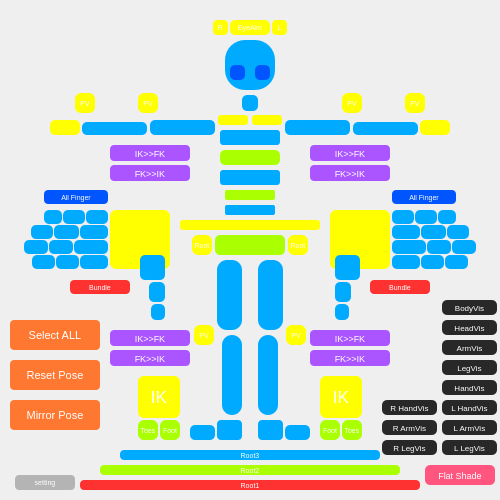
Before: the Qt Designer form designer_ui.ui in Gomanosuke/AutoRigForHumanoid, drawn with Qt 5.
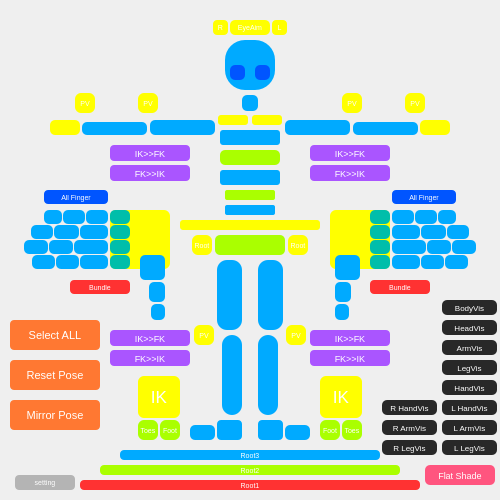
After: the same form once the commit is applied.

Commit message:
Add metacarpal controller buttons to the Picker
Adds select buttons for the Index/Middle/Ring/Little metacarpal controllers
on both hands (teal, on the palm beside each finger root) and wires them in
the button table. Selecting a controller that the rig does not have now
warns instead of raising a KeyError.

Diff of the .ui file:
```diff
--- a/designer_ui.ui
+++ b/designer_ui.ui
@@ -3918,6 +3918,326 @@
     <string>Flat Shade</string>
    </property>
   </widget>
+  <widget class="QPushButton" name="select_l_littlemetacarpal">
+   <property name="geometry">
+    <rect>
+     <x>370</x>
+     <y>210</y>
+     <width>20</width>
+     <height>14</height>
+    </rect>
+   </property>
+   <property name="sizePolicy">
+    <sizepolicy hsizetype="Minimum" vsizetype="Expanding">
+     <horstretch>0</horstretch>
+     <verstretch>0</verstretch>
+    </sizepolicy>
+   </property>
+   <property name="styleSheet">
+    <string notr="true">/* 通常時 */
+QPushButton {
+    background-color: rgb(0, 190, 170);
+    border-radius: 5px;
+    color: white; 
+}
+
+/* マウスが乗った時（+20） */
+QPushButton:hover {
+    background-color: rgb(20, 210, 190);
+}
+
+/* クリックした時（-40） */
+QPushButton:pressed {
+    background-color:  rgb(0, 150, 130);
+}</string>
+   </property>
+   <property name="toolTip">
+    <string>Little Metacarpal</string>
+   </property>
+   <property name="text">
+    <string/>
+   </property>
+  </widget>
+  <widget class="QPushButton" name="select_l_ringmetacarpal">
+   <property name="geometry">
+    <rect>
+     <x>370</x>
+     <y>225</y>
+     <width>20</width>
+     <height>14</height>
+    </rect>
+   </property>
+   <property name="sizePolicy">
+    <sizepolicy hsizetype="Minimum" vsizetype="Expanding">
+     <horstretch>0</horstretch>
+     <verstretch>0</verstretch>
+    </sizepolicy>
+   </property>
+   <property name="styleSheet">
+    <string notr="true">/* 通常時 */
+QPushButton {
+    background-color: rgb(0, 190, 170);
+    border-radius: 5px;
+    color: white; 
+}
+
+/* マウスが乗った時（+20） */
+QPushButton:hover {
+    background-color: rgb(20, 210, 190);
+}
+
+/* クリックした時（-40） */
+QPushButton:pressed {
+    background-color:  rgb(0, 150, 130);
+}</string>
+   </property>
+   <property name="toolTip">
+    <string>Ring Metacarpal</string>
+   </property>
+   <property name="text">
+    <string/>
+   </property>
+  </widget>
+  <widget class="QPushButton" name="select_l_middlemetacarpal">
+   <property name="geometry">
+    <rect>
+     <x>370</x>
+     <y>240</y>
+     <width>20</width>
+     <height>14</height>
+    </rect>
+   </property>
+   <property name="sizePolicy">
+    <sizepolicy hsizetype="Minimum" vsizetype="Expanding">
+     <horstretch>0</horstretch>
+     <verstretch>0</verstretch>
+    </sizepolicy>
+   </property>
+   <property name="styleSheet">
+    <string notr="true">/* 通常時 */
+QPushButton {
+    background-color: rgb(0, 190, 170);
+    border-radius: 5px;
+    color: white; 
+}
+
+/* マウスが乗った時（+20） */
+QPushButton:hover {
+    background-color: rgb(20, 210, 190);
+}
+
+/* クリックした時（-40） */
+QPushButton:pressed {
+    background-color:  rgb(0, 150, 130);
+}</string>
+   </property>
+   <property name="toolTip">
+    <string>Middle Metacarpal</string>
+   </property>
+   <property name="text">
+    <string/>
+   </property>
+  </widget>
+  <widget class="QPushButton" name="select_l_indexmetacarpal">
+   <property name="geometry">
+    <rect>
+     <x>370</x>
+     <y>255</y>
+     <width>20</width>
+     <height>14</height>
+    </rect>
+   </property>
+   <property name="sizePolicy">
+    <sizepolicy hsizetype="Minimum" vsizetype="Expanding">
+     <horstretch>0</horstretch>
+     <verstretch>0</verstretch>
+    </sizepolicy>
+   </property>
+   <property name="styleSheet">
+    <string notr="true">/* 通常時 */
+QPushButton {
+    background-color: rgb(0, 190, 170);
+    border-radius: 5px;
+    color: white; 
+}
+
+/* マウスが乗った時（+20） */
+QPushButton:hover {
+    background-color: rgb(20, 210, 190);
+}
+
+/* クリックした時（-40） */
+QPushButton:pressed {
+    background-color:  rgb(0, 150, 130);
+}</string>
+   </property>
+   <property name="toolTip">
+    <string>Index Metacarpal</string>
+   </property>
+   <property name="text">
+    <string/>
+   </property>
+  </widget>
+  <widget class="QPushButton" name="select_r_littlemetacarpal">
+   <property name="geometry">
+    <rect>
+     <x>110</x>
+     <y>210</y>
+     <width>20</width>
+     <height>14</height>
+    </rect>
+   </property>
+   <property name="sizePolicy">
+    <sizepolicy hsizetype="Minimum" vsizetype="Expanding">
+     <horstretch>0</horstretch>
+     <verstretch>0</verstretch>
+    </sizepolicy>
+   </property>
+   <property name="styleSheet">
+    <string notr="true">/* 通常時 */
+QPushButton {
+    background-color: rgb(0, 190, 170);
+    border-radius: 5px;
+    color: white; 
+}
+
+/* マウスが乗った時（+20） */
+QPushButton:hover {
+    background-color: rgb(20, 210, 190);
+}
+
+/* クリックした時（-40） */
+QPushButton:pressed {
+    background-color:  rgb(0, 150, 130);
+}</string>
+   </property>
+   <property name="toolTip">
+    <string>Little Metacarpal</string>
+   </property>
+   <property name="text">
+    <string/>
+   </property>
+  </widget>
+  <widget class="QPushButton" name="select_r_ringmetacarpal">
+   <property name="geometry">
+    <rect>
+     <x>110</x>
+     <y>225</y>
+     <width>20</width>
+     <height>14</height>
+    </rect>
+   </property>
+   <property name="sizePolicy">
+    <sizepolicy hsizetype="Minimum" vsizetype="Expanding">
+     <horstretch>0</horstretch>
+     <verstretch>0</verstretch>
+    </sizepolicy>
+   </property>
+   <property name="styleSheet">
+    <string notr="true">/* 通常時 */
+QPushButton {
+    background-color: rgb(0, 190, 170);
+    border-radius: 5px;
+    color: white; 
+}
+
+/* マウスが乗った時（+20） */
+QPushButton:hover {
+    background-color: rgb(20, 210, 190);
+}
+
+/* クリックした時（-40） */
+QPushButton:pressed {
+    background-color:  rgb(0, 150, 130);
+}</string>
+   </property>
+   <property name="toolTip">
+    <string>Ring Metacarpal</string>
+   </property>
+   <property name="text">
+    <string/>
+   </property>
+  </widget>
+  <widget class="QPushButton" name="select_r_middlemetacarpal">
+   <property name="geometry">
+    <rect>
+     <x>110</x>
+     <y>240</y>
+     <width>20</width>
+     <height>14</height>
+    </rect>
+   </property>
+   <property name="sizePolicy">
+    <sizepolicy hsizetype="Minimum" vsizetype="Expanding">
+     <horstretch>0</horstretch>
+     <verstretch>0</verstretch>
+    </sizepolicy>
+   </property>
+   <property name="styleSheet">
+    <string notr="true">/* 通常時 */
+QPushButton {
+    background-color: rgb(0, 190, 170);
+    border-radius: 5px;
+    color: white; 
+}
+
+/* マウスが乗った時（+20） */
+QPushButton:hover {
+    background-color: rgb(20, 210, 190);
+}
+
+/* クリックした時（-40） */
+QPushButton:pressed {
+    background-color:  rgb(0, 150, 130);
+}</string>
+   </property>
+   <property name="toolTip">
+    <string>Middle Metacarpal</string>
+   </property>
+   <property name="text">
+    <string/>
+   </property>
+  </widget>
+  <widget class="QPushButton" name="select_r_indexmetacarpal">
+   <property name="geometry">
+    <rect>
+     <x>110</x>
+     <y>255</y>
+     <width>20</width>
+     <height>14</height>
+    </rect>
+   </property>
+   <property name="sizePolicy">
+    <sizepolicy hsizetype="Minimum" vsizetype="Expanding">
+     <horstretch>0</horstretch>
+     <verstretch>0</verstretch>
+    </sizepolicy>
+   </property>
+   <property name="styleSheet">
+    <string notr="true">/* 通常時 */
+QPushButton {
+    background-color: rgb(0, 190, 170);
+    border-radius: 5px;
+    color: white; 
+}
+
+/* マウスが乗った時（+20） */
+QPushButton:hover {
+    background-color: rgb(20, 210, 190);
+}
+
+/* クリックした時（-40） */
+QPushButton:pressed {
+    background-color:  rgb(0, 150, 130);
+}</string>
+   </property>
+   <property name="toolTip">
+    <string>Index Metacarpal</string>
+   </property>
+   <property name="text">
+    <string/>
+   </property>
+  </widget>
   <widget class="QPushButton" name="select_l_allfinger">
    <property name="geometry">
     <rect>
```
The commit also changes 1 other file.
